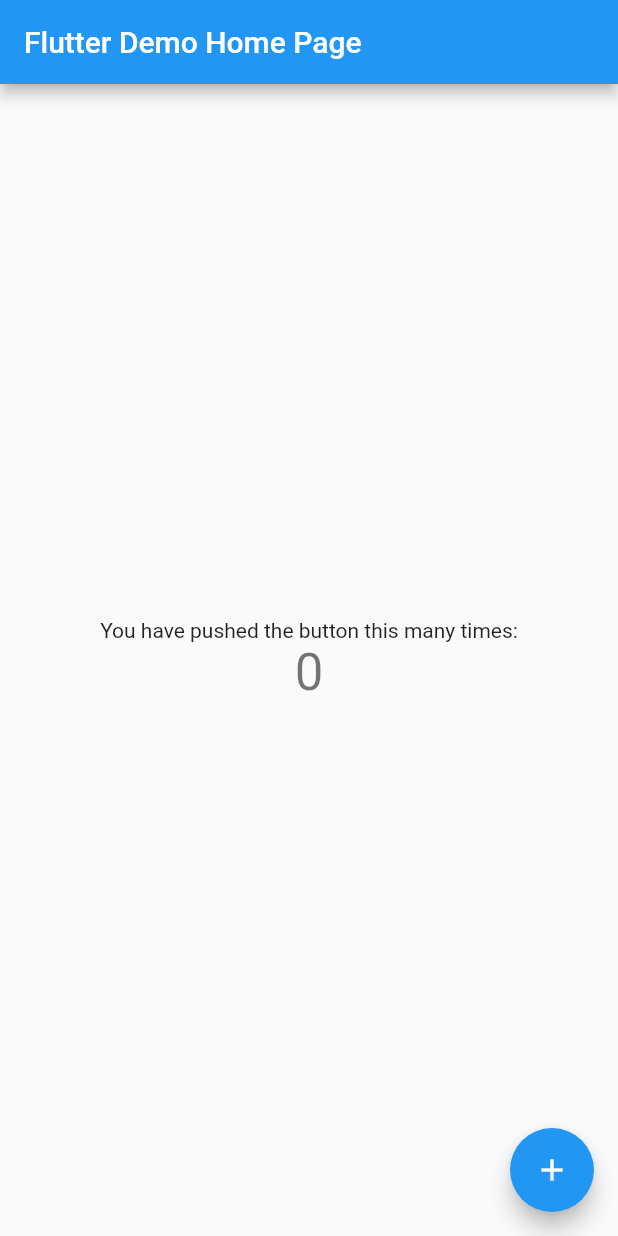
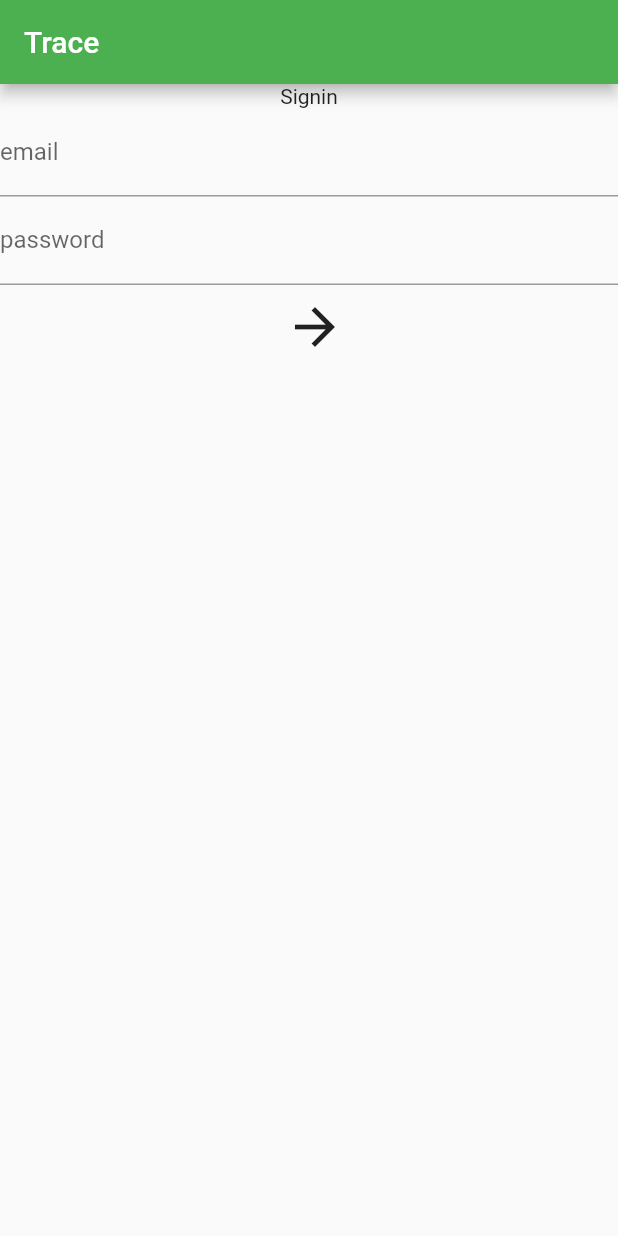
Before and after one commit to cyrilshaji38/Trace-QR, a Flutter app: the screen it shows after launch, on a phone screen of 412 x 824 dp. Run offline on Flutter 3.47's test engine with Material 2 defaults, Android fonts, the phone set to English and light mode, and no system bars.

Commit message:
Code for Signin page!

```diff
--- a/trace/lib/main.dart
+++ b/trace/lib/main.dart
@@ -9,105 +9,27 @@ class MyApp extends StatelessWidget {
   @override
   Widget build(BuildContext context) {
     return MaterialApp(
-      title: 'Flutter Demo',
+      title: 'Trace',
       theme: ThemeData(
-        // This is the theme of your application.
-        //
-        // Try running your application with "flutter run". You'll see the
-        // application has a blue toolbar. Then, without quitting the app, try
-        // changing the primarySwatch below to Colors.green and then invoke
-        // "hot reload" (press "r" in the console where you ran "flutter run",
-        // or simply save your changes to "hot reload" in a Flutter IDE).
-        // Notice that the counter didn't reset back to zero; the application
-        // is not restarted.
-        primarySwatch: Colors.blue,
+        primarySwatch: Colors.green,
       ),
-      home: MyHomePage(title: 'Flutter Demo Home Page'),
+      home: SignIn(),
     );
   }
 }
 
-class MyHomePage extends StatefulWidget {
-  MyHomePage({Key key, this.title}) : super(key: key);
-
-  // This widget is the home page of your application. It is stateful, meaning
-  // that it has a State object (defined below) that contains fields that affect
-  // how it looks.
-
-  // This class is the configuration for the state. It holds the values (in this
-  // case the title) provided by the parent (in this case the App widget) and
-  // used by the build method of the State. Fields in a Widget subclass are
-  // always marked "final".
-
-  final String title;
-
-  @override
-  _MyHomePageState createState() => _MyHomePageState();
-}
-
-class _MyHomePageState extends State<MyHomePage> {
-  int _counter = 0;
-
-  void _incrementCounter() {
-    setState(() {
-      // This call to setState tells the Flutter framework that something has
-      // changed in this State, which causes it to rerun the build method below
-      // so that the display can reflect the updated values. If we changed
-      // _counter without calling setState(), then the build method would not be
-      // called again, and so nothing would appear to happen.
-      _counter++;
-    });
-  }
-
+class SignIn extends StatelessWidget {
   @override
   Widget build(BuildContext context) {
-    // This method is rerun every time setState is called, for instance as done
-    // by the _incrementCounter method above.
-    //
-    // The Flutter framework has been optimized to make rerunning build methods
-    // fast, so that you can just rebuild anything that needs updating rather
-    // than having to individually change instances of widgets.
-    return Scaffold(
-      appBar: AppBar(
-        // Here we take the value from the MyHomePage object that was created by
-        // the App.build method, and use it to set our appbar title.
-        title: Text(widget.title),
-      ),
-      body: Center(
-        // Center is a layout widget. It takes a single child and positions it
-        // in the middle of the parent.
-        child: Column(
-          // Column is also a layout widget. It takes a list of children and
-          // arranges them vertically. By default, it sizes itself to fit its
-          // children horizontally, and tries to be as tall as its parent.
-          //
-          // Invoke "debug painting" (press "p" in the console, choose the
-          // "Toggle Debug Paint" action from the Flutter Inspector in Android
-          // Studio, or the "Toggle Debug Paint" command in Visual Studio Code)
-          // to see the wireframe for each widget.
-          //
-          // Column has various properties to control how it sizes itself and
-          // how it positions its children. Here we use mainAxisAlignment to
-          // center the children vertically; the main axis here is the vertical
-          // axis because Columns are vertical (the cross axis would be
-          // horizontal).
-          mainAxisAlignment: MainAxisAlignment.center,
-          children: <Widget>[
-            Text(
-              'You have pushed the button this many times:',
-            ),
-            Text(
-              '$_counter',
-              style: Theme.of(context).textTheme.headline4,
-            ),
-          ],
-        ),
-      ),
-      floatingActionButton: FloatingActionButton(
-        onPressed: _incrementCounter,
-        tooltip: 'Increment',
-        child: Icon(Icons.add),
-      ), // This trailing comma makes auto-formatting nicer for build methods.
+    return Scaffold(appBar: AppBar(title: Text("Trace")),
+        body: Column(children: <Widget>[
+          Text("Signin"),
+          TextField(decoration: InputDecoration(labelText: "email")),
+          TextField(decoration: InputDecoration(labelText: "password")),
+          IconButton(icon: Icon(Icons.arrow_forward,size: 40), onPressed: () => {})
+
+        ])
+
     );
   }
 }
```
